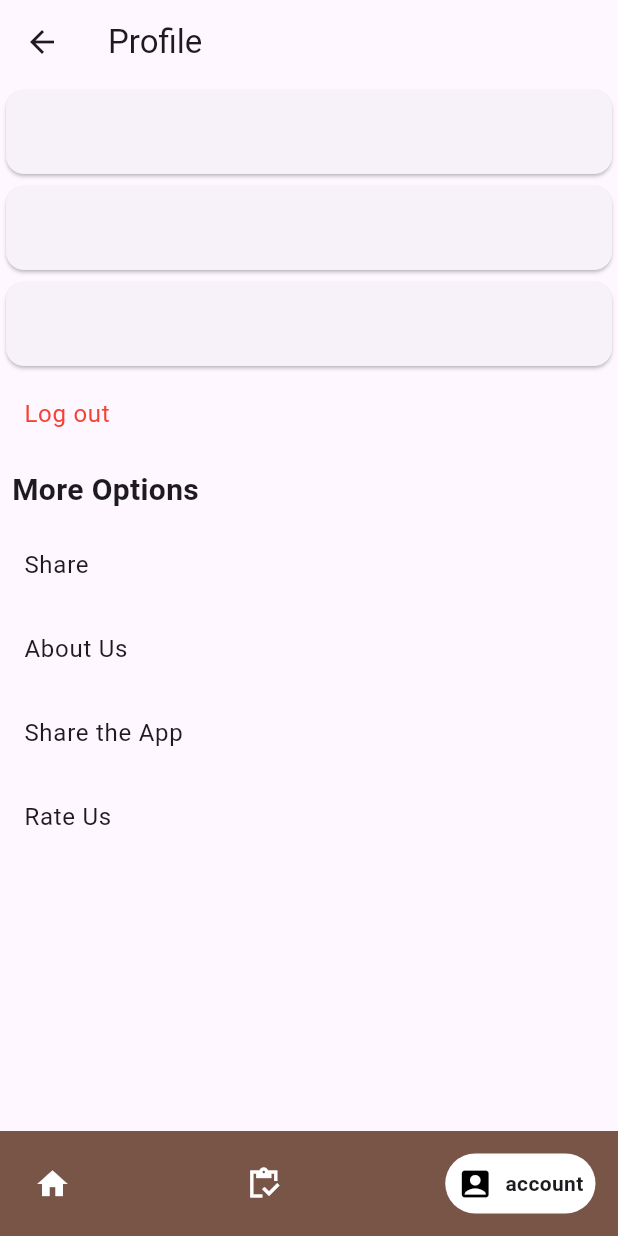
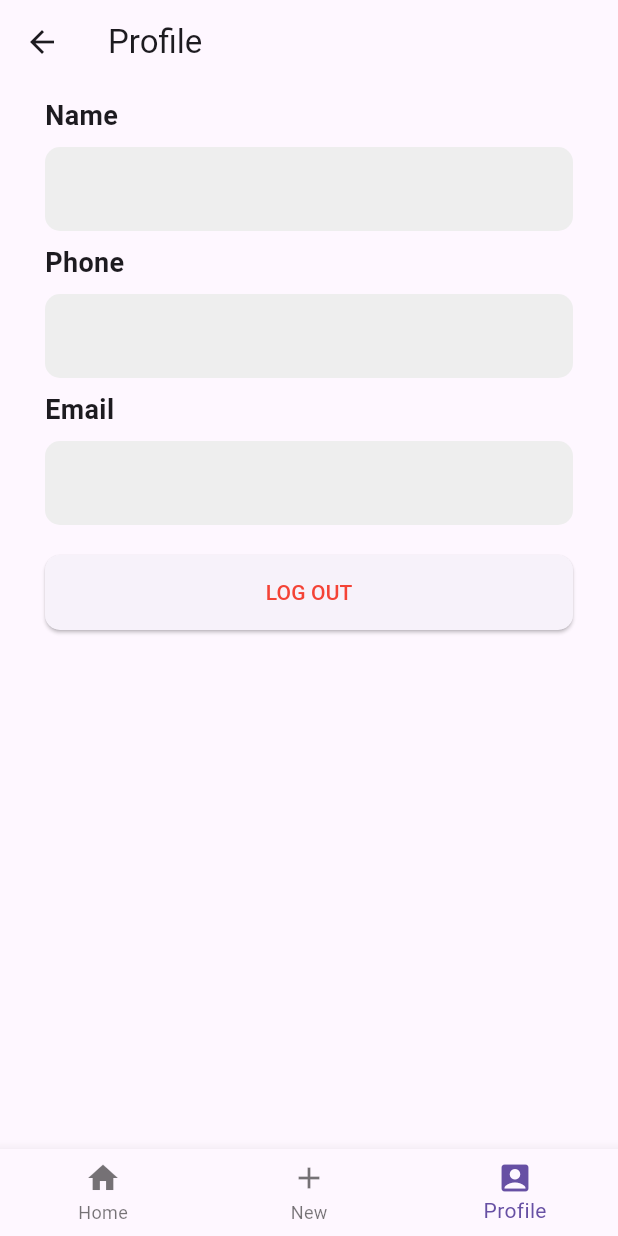
Before and after one commit to hjvnb786/hassanjewellers, a Flutter app: the Home screen opened directly, item 3 of the bottom bar chosen, on a phone screen of 412 x 824 dp. Run offline on Flutter 3.47's test engine with Material 3 defaults, Android fonts, the phone set to English and light mode, and no system bars; drawn by our look-alikes of google_nav_bar; our stand-ins replace cloud_firestore, firebase_auth, firebase_core, webview_flutter; missing offline and left inert: ntp; accounts and stored records are empty.

Commit message:
Improved Profile page.

```diff
--- /dev/null
+++ b/lib/Components/AccountDetailsCard.dart
@@ -0,0 +1,42 @@
+import 'package:flutter/material.dart';
+
+class AccountDetailsCard extends StatelessWidget {
+  const AccountDetailsCard(
+      {super.key, required this.name, required this.title});
+
+  final String name;
+  final String title;
+
+  @override
+  Widget build(BuildContext context) {
+    return Column(
+      mainAxisAlignment: MainAxisAlignment.start,
+      crossAxisAlignment: CrossAxisAlignment.start,
+      children: [
+        Padding(
+          padding: const EdgeInsets.symmetric(vertical: 8),
+          child: Text(
+            title,
+            style: const TextStyle(
+              fontWeight: FontWeight.bold,
+              fontSize: 18.0,
+            ),
+          ),
+        ),
+
+        ListTile(
+          shape: RoundedRectangleBorder(
+            borderRadius:
+                BorderRadius.circular(10), // Adjust the radius as needed
+          ),
+          selectedTileColor: const Color(0xFFEEEEEE),
+          selectedColor: Colors.grey[900],
+          titleTextStyle:
+              const TextStyle(fontWeight: FontWeight.w400, fontSize: 18),
+          selected: true,
+          title: Text(name),
+        ),
+      ],
+    );
+  }
+}
--- a/lib/Screens/account.dart
+++ b/lib/Screens/account.dart
@@ -1,80 +1,87 @@
 import 'package:firebase_auth/firebase_auth.dart';
 import 'package:flutter/material.dart';
-import 'package:hassanjewellers/Utils/Services/firebase_service.dart';
+import 'package:hassanjewellers/Components/AccountDetailsCard.dart';
+import 'package:hassanjewellers/Utils/UI/styles.dart';
 import 'package:hassanjewellers/main.dart';
 
 class Account extends StatefulWidget {
-  const Account({super.key});
+  const Account(
+      {super.key,
+      required this.name,
+      required this.phone,
+      required this.email});
+
+  final String name;
+  final String phone;
+  final String email;
 
   @override
   State<Account> createState() => _AccountState();
 }
 
 class _AccountState extends State<Account> {
-  String name = "taha";
-  String phone = "taha";
-  String email = "taha";
-
-  final String? uid = FirebaseAuth.instance.currentUser?.uid;
-
   @override
   Widget build(BuildContext context) {
     return Scaffold(
       appBar: AppBar(
         title: const Text("Profile"),
       ),
-      body: FutureBuilder<dynamic>(
-        future: getDocumentByUid(uid),
-        builder: (context, snapshot) {
-          if (snapshot.connectionState == ConnectionState.waiting) {
-            return const LinearProgressIndicator();
-          }
-          return ListView(
+      body: Padding(
+        padding: const EdgeInsets.symmetric(horizontal: 30),
+        child: ListView(
           children: [
-              Card(child: ListTile(title: Text(snapshot.data["name"] ?? ""))),
-              Card(child: ListTile(title: Text(snapshot.data["phone"] ?? ""))),
-              Card(child: ListTile(title: Text(snapshot.data["email"] ?? ""))),
-              ListTile(
+            AccountDetailsCard(name: widget.name, title: "Name"),
+            AccountDetailsCard(name: widget.phone, title: "Phone"),
+            AccountDetailsCard(name: widget.email, title: "Email"),
+            const SizedBox(height: 20),
+            ElevatedButton(
+              onPressed: () {
+                showDialog(
+                    context: context,
+                    builder: (context) {
+                      return AlertDialog(
                         title: const Text(
-                  'Log out',
+                          "Are you sure you want to log out?",
+                          style: TextStyle(fontSize: 20),
+                        ),
+                        actions: <Widget>[
+                          TextButton(
+                            child: const Text('Cancel'),
+                            onPressed: () {
+                              Navigator.of(context).pop();
+                            },
+                          ),
+                          TextButton(
+                            child: const Text(
+                              'Log Out',
                               style: TextStyle(color: Colors.red),
                             ),
-                onTap: () async {
-                  await FirebaseAuth.instance.signOut().then((value) {
-                    Navigator.pushAndRemoveUntil(
+                            onPressed: () async {
+                              await FirebaseAuth.instance
+                                  .signOut()
+                                  .then((value) {})
+                                  .whenComplete(
+                                      () => Navigator.pushAndRemoveUntil(
                                             context,
-                      MaterialPageRoute(builder: (context) => MyApp()),
+                                            MaterialPageRoute(
+                                                builder: (context) => MyApp()),
                                             (Route<dynamic> route) =>
                                                 false, // This predicate ensures all routes are removed
+                                          ));
+                            },
+                          ),
+                        ],
                       );
                     });
               },
+              style: elevatedButtonStyle(),
+              child: const Text(
+                'LOG OUT',
+                style: TextStyle(color: Colors.red),
               ),
-              const Padding(
-                padding: EdgeInsets.all(8.0),
-                child: Text('More Options',
-                    style:
-                        TextStyle(fontSize: 20, fontWeight: FontWeight.bold)),
-              ),
-              ListTile(
-                title: const Text('Share'),
-                onTap: () {/* Implement Share Functionality */},
-              ),
-              ListTile(
-                title: const Text('About Us'),
-                onTap: () {/* Navigate to About Us Page */},
-              ),
-              ListTile(
-                title: const Text('Share the App'),
-                onTap: () {/* Navigate to About Us Page */},
-              ),
-              ListTile(
-                title: const Text('Rate Us'),
-                onTap: () {/* Navigate to About Us Page */},
             ),
           ],
-          );
-        },
+        ),
       ),
     );
   }
--- a/lib/Screens/home.dart
+++ b/lib/Screens/home.dart
@@ -1,8 +1,9 @@
+import 'package:firebase_auth/firebase_auth.dart';
 import 'package:flutter/material.dart';
-import 'package:google_nav_bar/google_nav_bar.dart';
 import 'package:hassanjewellers/Screens/account.dart';
 import 'package:hassanjewellers/Screens/schemes.dart';
 import 'package:hassanjewellers/Screens/new_scheme.dart';
+import 'package:hassanjewellers/Utils/Services/firebase_service.dart';
 
 class Home extends StatefulWidget {
   const Home({super.key});
@@ -13,53 +14,47 @@ class Home extends StatefulWidget {
 
 class _HomeState extends State<Home> {
   int currentPageIndex = 0;
+  final String? uid = FirebaseAuth.instance.currentUser?.uid;
+  late Future<dynamic> userAccountDetails;
+  String customerName = "";
+  String customerPhone = "";
+  String customerEmail = "";
 
-  List<Widget> screens = [
-    const Schemes(),
-    const NewScheme(),
-    const Account(),
-  ];
+  @override
+  void initState() {
+    super.initState();
+    userAccountDetails = getDocumentByUid(uid);
+    userAccountDetails.then((value) => {
+          setState(() {
+            customerName = value["name"];
+            customerPhone = value["phone"];
+            customerEmail = value["email"];
+          })
+        });
+  }
 
   @override
   Widget build(BuildContext context) {
+    List<Widget> screens = [
+      const Schemes(),
+      const NewScheme(),
+      Account(name: customerName, phone: customerPhone, email: customerEmail),
+    ];
+
     return Scaffold(
       body: screens[currentPageIndex],
-      bottomNavigationBar: GNav(
-        padding: EdgeInsetsGeometry.infinity,
-        backgroundColor: Colors.brown,
-        onTabChange: (index) {
+      bottomNavigationBar: BottomNavigationBar(
+        currentIndex: currentPageIndex,
+        onTap: (index) {
           setState(() {
             currentPageIndex = index;
           });
         },
-        tabs: const [
-          GButton(
-            backgroundColor: Colors.white,
-            padding: EdgeInsets.all(8),
-            margin: EdgeInsets.all(15),
-            iconColor: Colors.white,
-            icon: Icons.home,
-            text: "Home",
-            gap: 8,
-          ),
-          GButton(
-            backgroundColor: Colors.white,
-            padding: EdgeInsets.all(8),
-            margin: EdgeInsets.all(15),
-            iconColor: Colors.white,
-            icon: Icons.inventory_sharp,
-            text: "installments",
-            gap: 8,
-          ),
-          GButton(
-            backgroundColor: Colors.white,
-            padding: EdgeInsets.all(8),
-            margin: EdgeInsets.all(15),
-            iconColor: Colors.white,
-            icon: Icons.account_box,
-            text: "account",
-            gap: 8,
-          ),
+        items: const [
+          BottomNavigationBarItem(icon: Icon(Icons.home), label: "Home"),
+          BottomNavigationBarItem(icon: Icon(Icons.add), label: "New"),
+          BottomNavigationBarItem(
+              icon: Icon(Icons.account_box), label: "Profile"),
         ],
       ),
     );
--- a/lib/Screens/login.dart
+++ b/lib/Screens/login.dart
@@ -3,7 +3,7 @@ import 'package:hassanjewellers/Screens/otp_screen.dart';
 import 'package:hassanjewellers/Utils/Services/authentication.dart';
 import 'package:hassanjewellers/Utils/Services/firebase_service.dart';
 import 'package:hassanjewellers/Utils/UI/styles.dart';
-import 'package:hassanjewellers/Components/user_exists_dialog.dart';
+import 'package:hassanjewellers/Components/show_custom_dialog.dart';
 
 class Login extends StatefulWidget {
   const Login({super.key});
--- a/lib/Screens/register.dart
+++ b/lib/Screens/register.dart
@@ -1,5 +1,5 @@
 import 'package:flutter/material.dart';
-import 'package:hassanjewellers/Components/user_exists_dialog.dart';
+import 'package:hassanjewellers/Components/show_custom_dialog.dart';
 import 'package:hassanjewellers/Screens/login.dart';
 import 'package:hassanjewellers/Screens/otp_screen.dart';
 import 'package:hassanjewellers/Utils/Services/authentication.dart';
--- a/pubspec.yaml
+++ b/pubspec.yaml
@@ -39,13 +39,9 @@ dependencies:
   firebase_auth: ^4.10.1
   cloud_firestore: ^4.12.2
   intl: ^0.17.0
-  google_nav_bar: ^5.0.6
   ntp: ^2.0.0
   http: ^0.13.3
   webview_flutter: 3.0.1
-
-
-
 
 dev_dependencies:
   flutter_test:
```
Also changed, not shown: lib/Components/show_custom_dialog.dart (renamed from lib/Components/user_exists_dialog.dart), pubspec.lock. Lines whose indentation alone changed are shown as unchanged.
